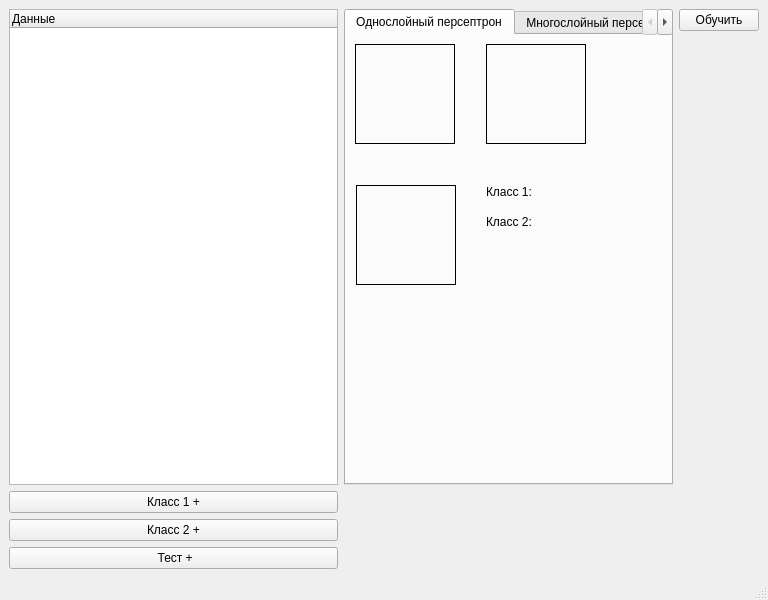
The window that View/view.ui (Alek-dr/NeuralNetworks) describes before a commit, drawn with Qt 5.
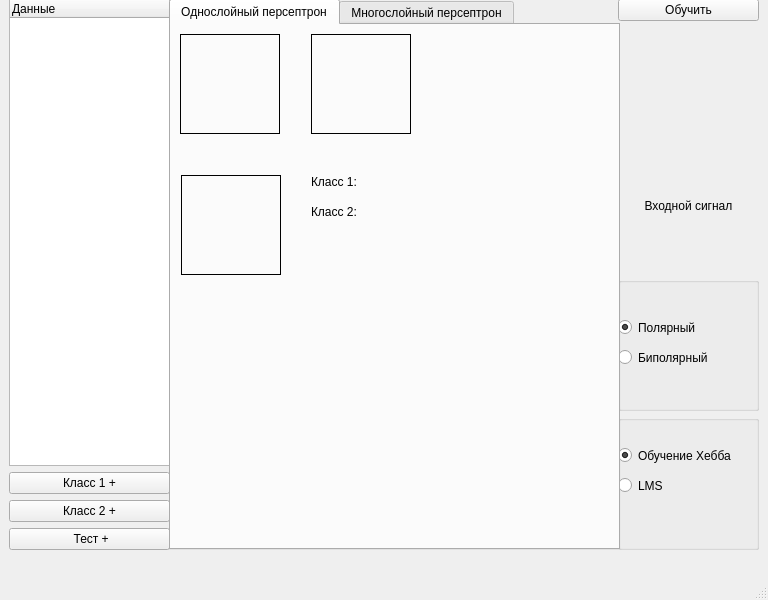
The same window after the commit.

```diff
--- a/View/view.ui
+++ b/View/view.ui
@@ -14,12 +14,121 @@
    <string>MainWindow</string>
   </property>
   <widget class="QWidget" name="centralwidget">
-   <layout class="QGridLayout" name="gridLayout">
-    <item row="0" column="0">
+   <widget class="QWidget" name="verticalLayoutWidget">
+    <property name="geometry">
+     <rect>
+      <x>618</x>
+      <y>-1</y>
+      <width>141</width>
+      <height>551</height>
+     </rect>
+    </property>
+    <layout class="QVBoxLayout" name="verticalLayout_3">
+     <property name="spacing">
+      <number>4</number>
+     </property>
+     <item alignment="Qt::AlignTop">
+      <widget class="QPushButton" name="Learn">
+       <property name="text">
+        <string>Обучить</string>
+       </property>
+      </widget>
+     </item>
+     <item>
+      <widget class="QLabel" name="label">
+       <property name="text">
+        <string>Входной сигнал</string>
+       </property>
+       <property name="alignment">
+        <set>Qt::AlignCenter</set>
+       </property>
+      </widget>
+     </item>
+     <item>
+      <widget class="QGroupBox" name="groupBox">
+       <property name="title">
+        <string/>
+       </property>
+       <widget class="QRadioButton" name="polar">
+        <property name="geometry">
+         <rect>
+          <x>0</x>
+          <y>40</y>
+          <width>109</width>
+          <height>21</height>
+         </rect>
+        </property>
+        <property name="text">
+         <string>Полярный</string>
+        </property>
+        <property name="checked">
+         <bool>true</bool>
+        </property>
+       </widget>
+       <widget class="QRadioButton" name="biPolar">
+        <property name="geometry">
+         <rect>
+          <x>0</x>
+          <y>70</y>
+          <width>109</width>
+          <height>21</height>
+         </rect>
+        </property>
+        <property name="text">
+         <string>Биполярный</string>
+        </property>
+       </widget>
+      </widget>
+     </item>
+     <item>
+      <widget class="QGroupBox" name="groupBox_2">
+       <property name="title">
+        <string/>
+       </property>
+       <widget class="QRadioButton" name="LMS">
+        <property name="geometry">
+         <rect>
+          <x>0</x>
+          <y>60</y>
+          <width>106</width>
+          <height>21</height>
+         </rect>
+        </property>
+        <property name="text">
+         <string>LMS</string>
+        </property>
+       </widget>
+       <widget class="QRadioButton" name="Hebb">
+        <property name="geometry">
+         <rect>
+          <x>0</x>
+          <y>30</y>
+          <width>151</width>
+          <height>21</height>
+         </rect>
+        </property>
+        <property name="text">
+         <string>Обучение Хебба</string>
+        </property>
+        <property name="checked">
+         <bool>true</bool>
+        </property>
+       </widget>
+      </widget>
+     </item>
+    </layout>
+   </widget>
+   <widget class="QWidget" name="verticalLayoutWidget_2">
+    <property name="geometry">
+     <rect>
+      <x>9</x>
+      <y>-1</y>
+      <width>161</width>
+      <height>551</height>
+     </rect>
+    </property>
      <layout class="QVBoxLayout" name="verticalLayout">
       <item>
-       <layout class="QHBoxLayout" name="horizontalLayout">
-        <item>
          <widget class="QTreeWidget" name="data_tree">
           <column>
            <property name="text">
@@ -28,26 +137,42 @@
           </column>
          </widget>
         </item>
-       </layout>
-      </item>
-     </layout>
-    </item>
-    <item row="1" column="0">
+     <item>
      <widget class="QPushButton" name="class_1">
       <property name="text">
        <string>Класс 1 +</string>
       </property>
      </widget>
     </item>
-    <item row="2" column="0">
+     <item>
      <widget class="QPushButton" name="class_2">
       <property name="text">
        <string>Класс 2 +</string>
       </property>
      </widget>
     </item>
-    <item row="0" column="1">
+     <item>
+      <widget class="QPushButton" name="test_class">
+       <property name="text">
+        <string> Тест +</string>
+       </property>
+      </widget>
+     </item>
+    </layout>
+   </widget>
+   <widget class="QWidget" name="">
+    <property name="geometry">
+     <rect>
+      <x>169</x>
+      <y>-1</y>
+      <width>451</width>
+      <height>551</height>
+     </rect>
+    </property>
      <layout class="QVBoxLayout" name="verticalLayout_2">
+     <property name="spacing">
+      <number>3</number>
+     </property>
       <item>
        <widget class="QTabWidget" name="tabWidget">
         <property name="currentIndex">
@@ -166,25 +291,7 @@
        </widget>
       </item>
      </layout>
-    </item>
-    <item row="0" column="2" alignment="Qt::AlignTop">
-     <widget class="QPushButton" name="Learn">
-      <property name="text">
-       <string>Обучить</string>
-      </property>
-     </widget>
-    </item>
-    <item row="0" column="3">
-     <layout class="QVBoxLayout" name="verticalLayout_5"/>
-    </item>
-    <item row="3" column="0">
-     <widget class="QPushButton" name="test_class">
-      <property name="text">
-       <string> Тест +</string>
-      </property>
-     </widget>
-    </item>
-   </layout>
+   </widget>
   </widget>
   <widget class="QMenuBar" name="menubar">
    <property name="geometry">
```
Lines whose indentation alone changed are shown as unchanged.
